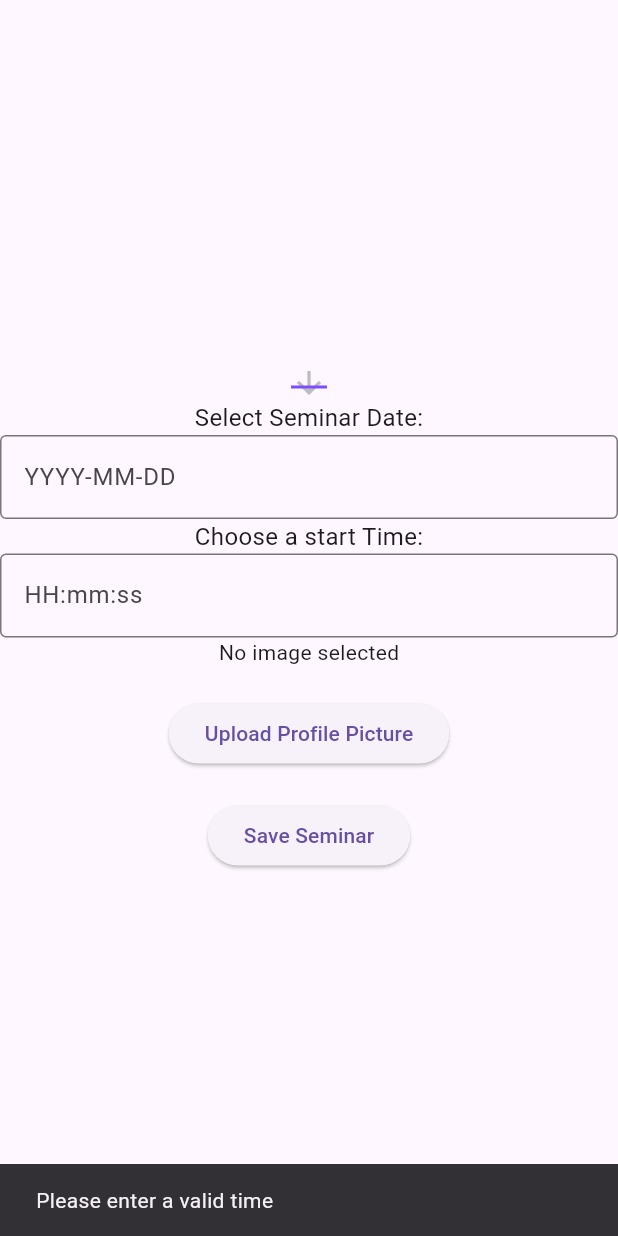
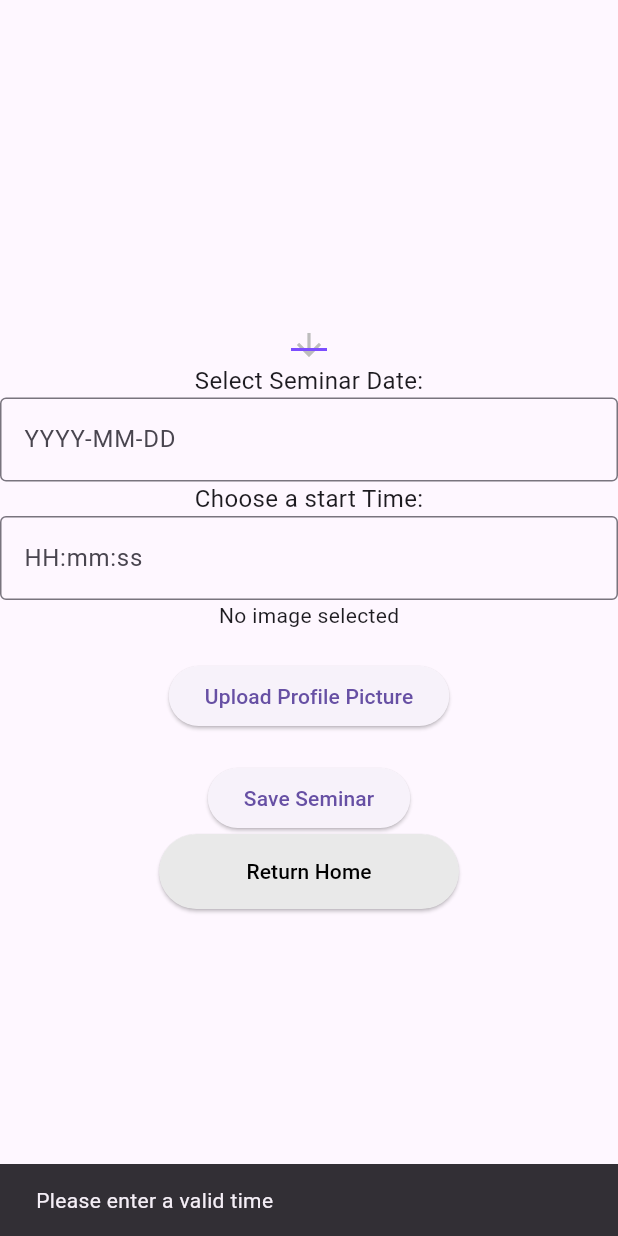
Before and after one commit to RabbitLuke/flutter_seminar_search, a Flutter app: the SeminarPageTwo screen opened directly, after a tap on "Save Seminar", on a phone screen of 412 x 824 dp. Run offline on Flutter 3.47's test engine with Material 3 defaults, Android fonts, the phone set to English and light mode, and no system bars; drawn by our look-alikes of datetime_picker_formfield; our stand-ins replace dio, flutter_bloc, flutter_dotenv, flutter_secure_storage, image_picker, jwt_decoder and 1 more; missing offline and left inert: dart:ffi; accounts and stored records are empty; network calls fail.

Commit message:
Worked on UI styling for dashboard

```diff
--- a/lib/constants.dart
+++ b/lib/constants.dart
@@ -1,7 +1,7 @@
 import 'package:flutter_dotenv/flutter_dotenv.dart';
 
 class ApiConstants {
-  static String get baseUrl => 'http://10.0.3.5:8080';
+  static String get baseUrl => 'http://10.0.3.8:8080';
   static const String contentType = 'application/json';
   static const String accessTokenKey = 'accessToken';
   static const String refreshTokenKey = 'refreshToken';
--- a/lib/features/add_seminar/page_one.dart
+++ b/lib/features/add_seminar/page_one.dart
@@ -14,7 +14,10 @@ class SeminarPageOne extends StatelessWidget {
           children: [
             TextFormField(
               controller: seminarProvider.seminarProfile.seminarTitle,
-              decoration: InputDecoration(labelText: 'Title'),
+              decoration: InputDecoration(
+                labelText: 'Title'
+              ),
+              maxLength: 100,
             ),
             TextFormField(
               controller: seminarProvider.seminarProfile.seminarDuration,
--- a/lib/features/add_seminar/page_two.dart
+++ b/lib/features/add_seminar/page_two.dart
@@ -3,6 +3,7 @@ import 'dart:io';
 import 'package:flutter/material.dart';
 import 'package:flutter_seminar_search/constants.dart';
 import 'package:flutter_seminar_search/features/api_calls/seminar_provider.dart';
+import 'package:flutter_seminar_search/features/home/ui/hostView.dart';
 import 'package:flutter_seminar_search/imageConverter.dart';
 import 'package:provider/provider.dart';
 import 'package:datetime_picker_formfield/datetime_picker_formfield.dart';
@@ -55,9 +56,21 @@ class _PageTwoState extends State<SeminarPageTwo> {
     if (response.statusCode == 201) {
       // User profile created successfully
       print("Seminar created successfully");
+      ScaffoldMessenger.of(context).showSnackBar(
+        SnackBar(
+          content: Text('Seminar created successfully'),
+          duration: Duration(seconds: 2), // Adjust the duration as needed
+        ),
+      );
     } else {
       // Error in creating user profile
       print("Error creating seminar Status code: ${response.statusCode}");
+      ScaffoldMessenger.of(context).showSnackBar(
+        SnackBar(
+          content: Text('Error creating seminar. Please try again.'),
+          duration: Duration(seconds: 2), // Adjust the duration as needed
+        ),
+      );
     }
   }
 
@@ -198,6 +211,25 @@ class _PageTwoState extends State<SeminarPageTwo> {
               },
               child: Text('Save Seminar'),
             ),
+            ElevatedButton(
+                    onPressed: () {
+                      Navigator.push(
+                          context,
+                          MaterialPageRoute(
+                              builder: (context) => WelcomePageHost()));
+                    },
+                    style: ElevatedButton.styleFrom(
+                      backgroundColor: Color.fromARGB(255, 233, 233, 233),
+                      minimumSize: Size(200, 50),
+                      maximumSize: Size(200, 50),
+                    ),
+                    child: Text(
+                      'Return Home',
+                      style: TextStyle(
+                        color: Colors.black,
+                      ),
+                    ),
+                  ),
           ],
         ),
       ),
--- a/lib/features/api_calls/seminar_provider.dart
+++ b/lib/features/api_calls/seminar_provider.dart
@@ -36,6 +36,11 @@ class Faculty {
 
 class SeminarProfile {
   TextEditingController seminarTitle = TextEditingController();
+
+  void setSeminarTitle(String value) {
+    seminarTitle.text = value;
+  }
+
   TextEditingController seminarDuration = TextEditingController();
   TextEditingController seminarDate = TextEditingController();
   TextEditingController seminarLocation = TextEditingController();
```
Also changed, not shown: lib/features/home/ui/view.dart (+49 -7 lines), lib/imageConverter.dart (+14 -0 lines).
